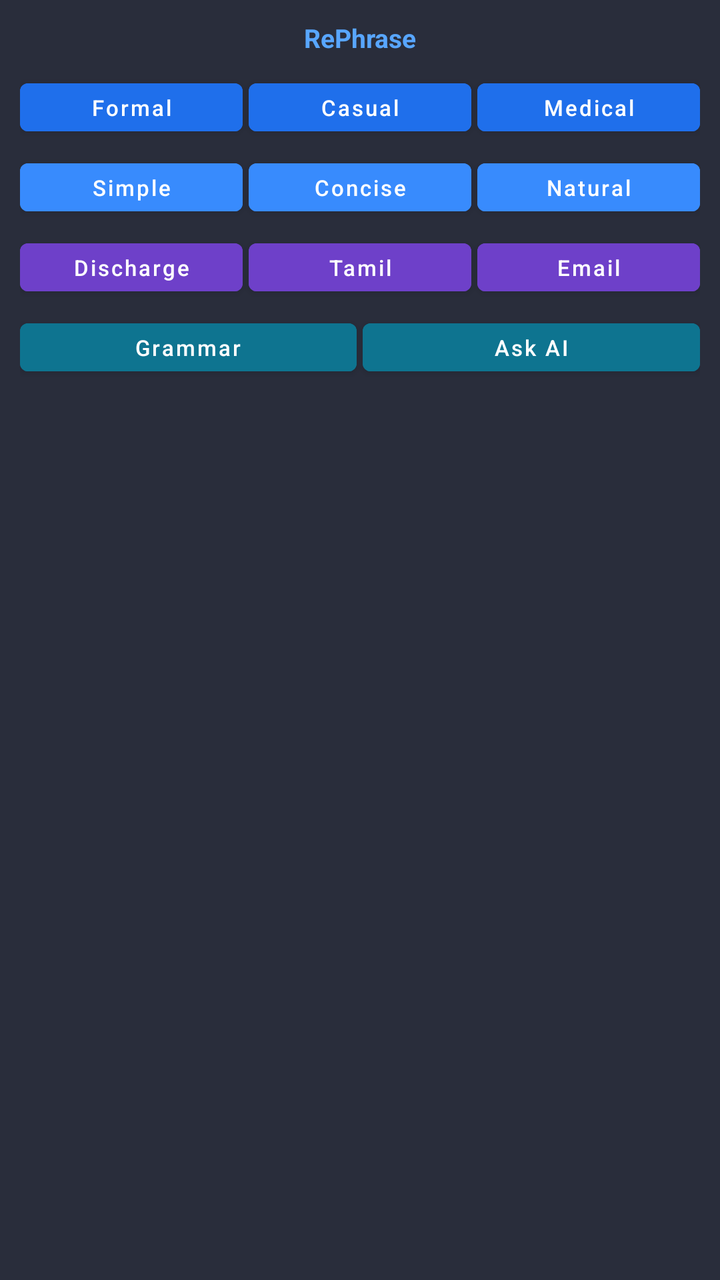
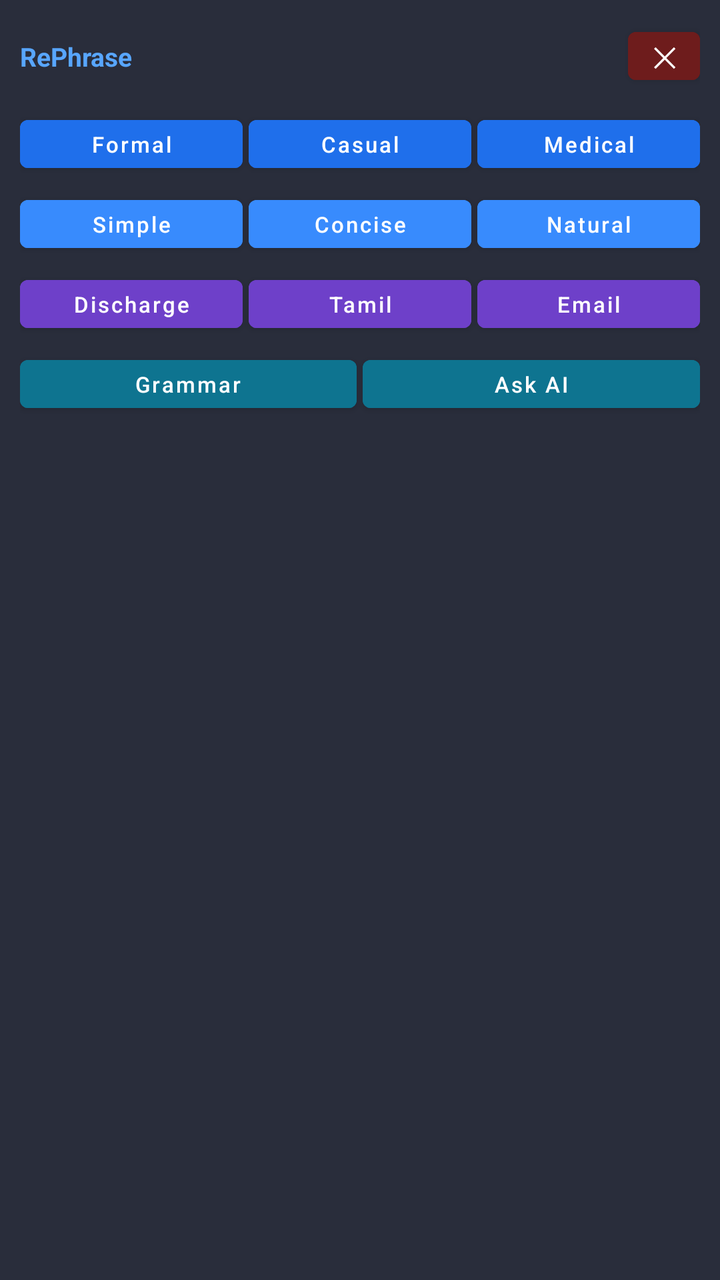

An Android layout rendered at two revisions. The XML below is the earlier revision; the diff shows what the commit changed to produce the second picture.
<!-- AndroidManifest.xml: application theme AppTheme -->
<!-- res/layout/floating_bubble.xml -->
<?xml version="1.0" encoding="utf-8"?>
<LinearLayout xmlns:android="http://schemas.android.com/apk/res/android"
    android:layout_width="320dp"
    android:layout_height="wrap_content"
    android:orientation="vertical"
    android:background="#EE1a1f2e"
    android:padding="10dp">

    
    <TextView
        android:id="@+id/statusMsg"
        android:layout_width="match_parent"
        android:layout_height="wrap_content"
        android:text="RePhrase"
        android:textColor="#58a6ff"
        android:textSize="13sp"
        android:textStyle="bold"
        android:gravity="center"
        android:layout_marginBottom="8dp"/>

    
    <LinearLayout
        android:layout_width="match_parent"
        android:layout_height="wrap_content"
        android:orientation="horizontal"
        android:layout_marginBottom="4dp">
        <Button android:id="@+id/btn_formal"
            android:layout_width="0dp" android:layout_weight="1" android:layout_height="36dp"
            android:text="Formal" android:textSize="11sp" android:textAllCaps="false"
            android:backgroundTint="#1f6feb" android:layout_marginEnd="3dp"/>
        <Button android:id="@+id/btn_casual"
            android:layout_width="0dp" android:layout_weight="1" android:layout_height="36dp"
            android:text="Casual" android:textSize="11sp" android:textAllCaps="false"
            android:backgroundTint="#1f6feb" android:layout_marginEnd="3dp"/>
        <Button android:id="@+id/btn_medical"
            android:layout_width="0dp" android:layout_weight="1" android:layout_height="36dp"
            android:text="Medical" android:textSize="11sp" android:textAllCaps="false"
            android:backgroundTint="#1f6feb"/>
    </LinearLayout>

    
    <LinearLayout
        android:layout_width="match_parent"
        android:layout_height="wrap_content"
        android:orientation="horizontal"
        android:layout_marginBottom="4dp">
        <Button android:id="@+id/btn_simple"
            android:layout_width="0dp" android:layout_weight="1" android:layout_height="36dp"
            android:text="Simple" android:textSize="11sp" android:textAllCaps="false"
            android:backgroundTint="#388bfd" android:layout_marginEnd="3dp"/>
        <Button android:id="@+id/btn_concise"
            android:layout_width="0dp" android:layout_weight="1" android:layout_height="36dp"
            android:text="Concise" android:textSize="11sp" android:textAllCaps="false"
            android:backgroundTint="#388bfd" android:layout_marginEnd="3dp"/>
        <Button android:id="@+id/btn_natural"
            android:layout_width="0dp" android:layout_weight="1" android:layout_height="36dp"
            android:text="Natural" android:textSize="11sp" android:textAllCaps="false"
            android:backgroundTint="#388bfd"/>
    </LinearLayout>

    
    <LinearLayout
        android:layout_width="match_parent"
        android:layout_height="wrap_content"
        android:orientation="horizontal"
        android:layout_marginBottom="4dp">
        <Button android:id="@+id/btn_discharge"
            android:layout_width="0dp" android:layout_weight="1" android:layout_height="36dp"
            android:text="Discharge" android:textSize="11sp" android:textAllCaps="false"
            android:backgroundTint="#6e40c9" android:layout_marginEnd="3dp"/>
        <Button android:id="@+id/btn_tamil"
            android:layout_width="0dp" android:layout_weight="1" android:layout_height="36dp"
            android:text="Tamil" android:textSize="11sp" android:textAllCaps="false"
            android:backgroundTint="#6e40c9" android:layout_marginEnd="3dp"/>
        <Button android:id="@+id/btn_formal2"
            android:layout_width="0dp" android:layout_weight="1" android:layout_height="36dp"
            android:text="Email" android:textSize="11sp" android:textAllCaps="false"
            android:backgroundTint="#6e40c9"/>
    </LinearLayout>

    
    <LinearLayout
        android:layout_width="match_parent"
        android:layout_height="wrap_content"
        android:orientation="horizontal"
        android:layout_marginBottom="4dp">
        <Button android:id="@+id/btn_grammar"
            android:layout_width="0dp" android:layout_weight="1" android:layout_height="36dp"
            android:text="Grammar" android:textSize="11sp" android:textAllCaps="false"
            android:backgroundTint="#0e7490" android:layout_marginEnd="3dp"/>
        <Button android:id="@+id/btn_ask_ai"
            android:layout_width="0dp" android:layout_weight="1" android:layout_height="36dp"
            android:text="Ask AI" android:textSize="11sp" android:textAllCaps="false"
            android:backgroundTint="#0e7490"/>
    </LinearLayout>

    
    <LinearLayout
        android:id="@+id/customTonesRow"
        android:layout_width="match_parent"
        android:layout_height="wrap_content"
        android:orientation="horizontal"
        android:visibility="gone"
        android:layout_marginBottom="4dp">
        <Button android:id="@+id/btn_custom1"
            android:layout_width="0dp" android:layout_weight="1" android:layout_height="36dp"
            android:text="Custom1" android:textSize="10sp" android:textAllCaps="false"
            android:backgroundTint="#c05800" android:layout_marginEnd="3dp"/>
        <Button android:id="@+id/btn_custom2"
            android:layout_width="0dp" android:layout_weight="1" android:layout_height="36dp"
            android:text="Custom2" android:textSize="10sp" android:textAllCaps="false"
            android:backgroundTint="#c05800" android:layout_marginEnd="3dp"/>
        <Button android:id="@+id/btn_custom3"
            android:layout_width="0dp" android:layout_weight="1" android:layout_height="36dp"
            android:text="Custom3" android:textSize="10sp" android:textAllCaps="false"
            android:backgroundTint="#c05800"/>
    </LinearLayout>

    
    <ScrollView
        android:id="@+id/optionsScroll"
        android:layout_width="match_parent"
        android:layout_height="wrap_content"
        android:visibility="gone"
        android:layout_marginTop="4dp">
        <LinearLayout
            android:layout_width="match_parent"
            android:layout_height="wrap_content"
            android:orientation="vertical">

            
            <LinearLayout
                android:layout_width="match_parent"
                android:layout_height="wrap_content"
                android:orientation="horizontal"
                android:layout_marginBottom="4dp">
                <Button
                    android:id="@+id/btn_option1"
                    android:layout_width="0dp"
                    android:layout_weight="1"
                    android:layout_height="wrap_content"
                    android:text="Option 1"
                    android:textSize="12sp"
                    android:textAllCaps="false"
                    android:gravity="start|center_vertical"
                    android:paddingStart="10dp"
                    android:paddingEnd="6dp"
                    android:paddingTop="8dp"
                    android:paddingBottom="8dp"
                    android:backgroundTint="#238636"
                    android:layout_marginEnd="4dp"/>
                <Button
                    android:id="@+id/btn_copy1"
                    android:layout_width="56dp"
                    android:layout_height="wrap_content"
                    android:text="Copy"
                    android:textSize="11sp"
                    android:textAllCaps="false"
                    android:paddingStart="4dp"
                    android:paddingEnd="4dp"
                    android:paddingTop="8dp"
                    android:paddingBottom="8dp"
                    android:backgroundTint="#0e7490"/>
            </LinearLayout>

            
            <LinearLayout
                android:layout_width="match_parent"
                android:layout_height="wrap_content"
                android:orientation="horizontal"
                android:layout_marginBottom="4dp">
                <Button
                    android:id="@+id/btn_option2"
                    android:layout_width="0dp"
                    android:layout_weight="1"
                    android:layout_height="wrap_content"
                    android:text="Option 2"
                    android:textSize="12sp"
                    android:textAllCaps="false"
                    android:gravity="start|center_vertical"
                    android:paddingStart="10dp"
                    android:paddingEnd="6dp"
                    android:paddingTop="8dp"
                    android:paddingBottom="8dp"
                    android:backgroundTint="#238636"
                    android:layout_marginEnd="4dp"/>
                <Button
                    android:id="@+id/btn_copy2"
                    android:layout_width="56dp"
                    android:layout_height="wrap_content"
                    android:text="Copy"
                    android:textSize="11sp"
                    android:textAllCaps="false"
                    android:paddingStart="4dp"
                    android:paddingEnd="4dp"
                    android:paddingTop="8dp"
                    android:paddingBottom="8dp"
                    android:backgroundTint="#0e7490"/>
            </LinearLayout>

            
            <LinearLayout
                android:layout_width="match_parent"
                android:layout_height="wrap_content"
                android:orientation="horizontal"
                android:layout_marginBottom="4dp">
                <Button
                    android:id="@+id/btn_option3"
                    android:layout_width="0dp"
                    android:layout_weight="1"
                    android:layout_height="wrap_content"
                    android:text="Option 3"
                    android:textSize="12sp"
                    android:textAllCaps="false"
                    android:gravity="start|center_vertical"
                    android:paddingStart="10dp"
                    android:paddingEnd="6dp"
                    android:paddingTop="8dp"
                    android:paddingBottom="8dp"
                    android:backgroundTint="#238636"
                    android:layout_marginEnd="4dp"/>
                <Button
                    android:id="@+id/btn_copy3"
                    android:layout_width="56dp"
                    android:layout_height="wrap_content"
                    android:text="Copy"
                    android:textSize="11sp"
                    android:textAllCaps="false"
                    android:paddingStart="4dp"
                    android:paddingEnd="4dp"
                    android:paddingTop="8dp"
                    android:paddingBottom="8dp"
                    android:backgroundTint="#0e7490"/>
            </LinearLayout>

            
            <TextView
                android:id="@+id/optionsSelectable"
                android:layout_width="match_parent"
                android:layout_height="wrap_content"
                android:text=""
                android:textColor="#e6edf3"
                android:textSize="13sp"
                android:background="#161b22"
                android:padding="8dp"
                android:textIsSelectable="true"
                android:visibility="gone"
                android:layout_marginTop="4dp"/>

        </LinearLayout>
    </ScrollView>

    
    <Button
        android:id="@+id/btn_toggle_select"
        android:layout_width="match_parent"
        android:layout_height="36dp"
        android:text="📝 Select partial text"
        android:textSize="12sp"
        android:textAllCaps="false"
        android:backgroundTint="#6e40c9"
        android:visibility="gone"
        android:layout_marginTop="4dp"/>

    
    <ScrollView
        android:id="@+id/grammarScroll"
        android:layout_width="match_parent"
        android:layout_height="wrap_content"
        android:visibility="gone"
        android:layout_marginTop="4dp">
        <LinearLayout
            android:layout_width="match_parent"
            android:layout_height="wrap_content"
            android:orientation="vertical">
            <TextView
                android:id="@+id/grammarCorrected"
                android:layout_width="match_parent"
                android:layout_height="wrap_content"
                android:text=""
                android:textColor="#3fb950"
                android:textSize="13sp"
                android:background="#1a3a1a"
                android:padding="8dp"
                android:layout_marginBottom="4dp"/>
            <TextView
                android:id="@+id/grammarExplanation"
                android:layout_width="match_parent"
                android:layout_height="wrap_content"
                android:text=""
                android:textColor="#8b949e"
                android:textSize="11sp"
                android:padding="4dp"/>
        </LinearLayout>
    </ScrollView>

    <Button
        android:id="@+id/btn_use_grammar"
        android:layout_width="match_parent"
        android:layout_height="36dp"
        android:text="Use Grammar Fix"
        android:textSize="12sp"
        android:textAllCaps="false"
        android:backgroundTint="#0e7490"
        android:visibility="gone"
        android:layout_marginTop="4dp"/>

    
    <ScrollView
        android:id="@+id/askAiScroll"
        android:layout_width="match_parent"
        android:layout_height="wrap_content"
        android:visibility="gone"
        android:layout_marginTop="4dp">
        <TextView
            android:id="@+id/askAiResult"
            android:layout_width="match_parent"
            android:layout_height="wrap_content"
            android:text=""
            android:textColor="#e6edf3"
            android:textSize="13sp"
            android:background="#161b22"
            android:padding="8dp"
            android:textIsSelectable="true"/>
    </ScrollView>

    
    <Button
        android:id="@+id/btn_copy_ask_ai"
        android:layout_width="match_parent"
        android:layout_height="36dp"
        android:text="Copy Answer"
        android:textSize="12sp"
        android:textAllCaps="false"
        android:backgroundTint="#0e7490"
        android:visibility="gone"
        android:layout_marginTop="4dp"/>

    
    <Button
        android:id="@+id/btn_close_top"
        android:layout_width="match_parent"
        android:layout_height="36dp"
        android:text="✕ Close"
        android:textSize="12sp"
        android:textAllCaps="false"
        android:backgroundTint="#6e1c1c"
        android:visibility="gone"
        android:layout_marginTop="6dp"/>

</LinearLayout>
<!-- resources referenced by this layout -->
<resources>
  <style name="AppTheme" parent="Theme.MaterialComponents.DayNight.DarkActionBar">
          <item name="colorPrimary">#1f6feb</item>
          <item name="colorPrimaryDark">#0d1117</item>
          <item name="colorAccent">#388bfd</item>
      </style>
</resources>

<!-- the commit's change to res/layout/floating_bubble.xml (unified diff, before → after) -->
@@ -7,16 +7,35 @@
     android:padding="10dp">
 
     
-    <TextView
-        android:id="@+id/statusMsg"
-        android:layout_width="match_parent"
-        android:layout_height="wrap_content"
-        android:text="RePhrase"
-        android:textColor="#58a6ff"
-        android:textSize="13sp"
-        android:textStyle="bold"
-        android:gravity="center"
-        android:layout_marginBottom="8dp"/>
+    <LinearLayout
+        android:layout_width="match_parent"
+        android:layout_height="wrap_content"
+        android:orientation="horizontal"
+        android:layout_marginBottom="8dp">
+        <TextView
+            android:id="@+id/statusMsg"
+            android:layout_width="0dp"
+            android:layout_weight="1"
+            android:layout_height="wrap_content"
+            android:text="RePhrase"
+            android:textColor="#58a6ff"
+            android:textSize="13sp"
+            android:textStyle="bold"
+            android:gravity="center_vertical"/>
+        <Button
+            android:id="@+id/btn_close_x"
+            android:layout_width="36dp"
+            android:layout_height="36dp"
+            android:text="✕"
+            android:textSize="14sp"
+            android:textAllCaps="false"
+            android:textColor="#ffffff"
+            android:backgroundTint="#6e1c1c"
+            android:paddingStart="0dp"
+            android:paddingEnd="0dp"
+            android:paddingTop="0dp"
+            android:paddingBottom="0dp"/>
+    </LinearLayout>
 
     
     <LinearLayout
@@ -117,138 +136,37 @@
     </LinearLayout>
 
     
+    
     <ScrollView
         android:id="@+id/optionsScroll"
         android:layout_width="match_parent"
         android:layout_height="wrap_content"
+        android:maxHeight="420dp"
         android:visibility="gone"
         android:layout_marginTop="4dp">
         <LinearLayout
+            android:id="@+id/optionsContainer"
             android:layout_width="match_parent"
             android:layout_height="wrap_content"
-            android:orientation="vertical">
-
-            
-            <LinearLayout
-                android:layout_width="match_parent"
-                android:layout_height="wrap_content"
-                android:orientation="horizontal"
-                android:layout_marginBottom="4dp">
-                <Button
-                    android:id="@+id/btn_option1"
-                    android:layout_width="0dp"
-                    android:layout_weight="1"
-                    android:layout_height="wrap_content"
-                    android:text="Option 1"
-                    android:textSize="12sp"
-                    android:textAllCaps="false"
-                    android:gravity="start|center_vertical"
-                    android:paddingStart="10dp"
-                    android:paddingEnd="6dp"
-                    android:paddingTop="8dp"
-                    android:paddingBottom="8dp"
-                    android:backgroundTint="#238636"
-                    android:layout_marginEnd="4dp"/>
-                <Button
-                    android:id="@+id/btn_copy1"
-                    android:layout_width="56dp"
-                    android:layout_height="wrap_content"
-                    android:text="Copy"
-                    android:textSize="11sp"
-                    android:textAllCaps="false"
-                    android:paddingStart="4dp"
-                    android:paddingEnd="4dp"
-                    android:paddingTop="8dp"
-                    android:paddingBottom="8dp"
-                    android:backgroundTint="#0e7490"/>
-            </LinearLayout>
-
-            
-            <LinearLayout
-                android:layout_width="match_parent"
-                android:layout_height="wrap_content"
-                android:orientation="horizontal"
-                android:layout_marginBottom="4dp">
-                <Button
-                    android:id="@+id/btn_option2"
-                    android:layout_width="0dp"
-                    android:layout_weight="1"
-                    android:layout_height="wrap_content"
-                    android:text="Option 2"
-                    android:textSize="12sp"
-                    android:textAllCaps="false"
-                    android:gravity="start|center_vertical"
-                    android:paddingStart="10dp"
-                    android:paddingEnd="6dp"
-                    android:paddingTop="8dp"
-                    android:paddingBottom="8dp"
-                    android:backgroundTint="#238636"
-                    android:layout_marginEnd="4dp"/>
-                <Button
-                    android:id="@+id/btn_copy2"
-                    android:layout_width="56dp"
-                    android:layout_height="wrap_content"
-                    android:text="Copy"
-                    android:textSize="11sp"
-                    android:textAllCaps="false"
-                    android:paddingStart="4dp"
-                    android:paddingEnd="4dp"
-                    android:paddingTop="8dp"
-                    android:paddingBottom="8dp"
-                    android:backgroundTint="#0e7490"/>
-            </LinearLayout>
-
-            
-            <LinearLayout
-                android:layout_width="match_parent"
-                android:layout_height="wrap_content"
-                android:orientation="horizontal"
-                android:layout_marginBottom="4dp">
-                <Button
-                    android:id="@+id/btn_option3"
-                    android:layout_width="0dp"
-                    android:layout_weight="1"
-                    android:layout_height="wrap_content"
-                    android:text="Option 3"
-                    android:textSize="12sp"
-                    android:textAllCaps="false"
-                    android:gravity="start|center_vertical"
-                    android:paddingStart="10dp"
-                    android:paddingEnd="6dp"
-                    android:paddingTop="8dp"
-                    android:paddingBottom="8dp"
-                    android:backgroundTint="#238636"
-                    android:layout_marginEnd="4dp"/>
-                <Button
-                    android:id="@+id/btn_copy3"
-                    android:layout_width="56dp"
-                    android:layout_height="wrap_content"
-                    android:text="Copy"
-                    android:textSize="11sp"
-                    android:textAllCaps="false"
-                    android:paddingStart="4dp"
-                    android:paddingEnd="4dp"
-                    android:paddingTop="8dp"
-                    android:paddingBottom="8dp"
-                    android:backgroundTint="#0e7490"/>
-            </LinearLayout>
-
-            
-            <TextView
-                android:id="@+id/optionsSelectable"
-                android:layout_width="match_parent"
-                android:layout_height="wrap_content"
-                android:text=""
-                android:textColor="#e6edf3"
-                android:textSize="13sp"
-                android:background="#161b22"
-                android:padding="8dp"
-                android:textIsSelectable="true"
-                android:visibility="gone"
-                android:layout_marginTop="4dp"/>
-
-        </LinearLayout>
+            android:orientation="vertical"/>
     </ScrollView>
+
+    
+    <EditText
+        android:id="@+id/optionsSelectable"
+        android:layout_width="match_parent"
+        android:layout_height="wrap_content"
+        android:maxHeight="300dp"
+        android:text=""
+        android:textColor="#e6edf3"
+        android:textSize="13sp"
+        android:background="#161b22"
+        android:padding="8dp"
+        android:gravity="top|start"
+        android:scrollbars="vertical"
+        android:inputType="textMultiLine"
+        android:visibility="gone"
+        android:layout_marginTop="4dp"/>
 
     
     <Button
@@ -310,9 +228,10 @@
         android:id="@+id/askAiScroll"
         android:layout_width="match_parent"
         android:layout_height="wrap_content"
+        android:maxHeight="300dp"
         android:visibility="gone"
         android:layout_marginTop="4dp">
-        <TextView
+        <EditText
             android:id="@+id/askAiResult"
             android:layout_width="match_parent"
             android:layout_height="wrap_content"
@@ -321,7 +240,8 @@
             android:textSize="13sp"
             android:background="#161b22"
             android:padding="8dp"
-            android:textIsSelectable="true"/>
+            android:gravity="top|start"
+            android:inputType="textMultiLine"/>
     </ScrollView>
 
     
@@ -336,16 +256,4 @@
         android:visibility="gone"
         android:layout_marginTop="4dp"/>
 
-    
-    <Button
-        android:id="@+id/btn_close_top"
-        android:layout_width="match_parent"
-        android:layout_height="36dp"
-        android:text="✕ Close"
-        android:textSize="12sp"
-        android:textAllCaps="false"
-        android:backgroundTint="#6e1c1c"
-        android:visibility="gone"
-        android:layout_marginTop="6dp"/>
-
 </LinearLayout>
